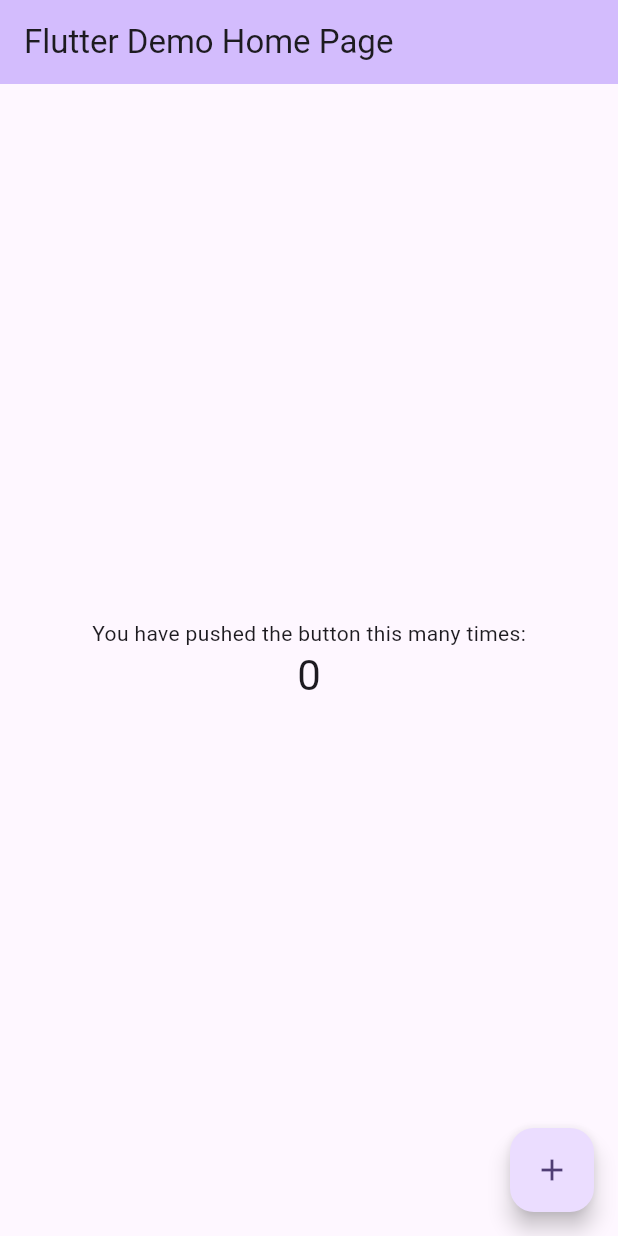
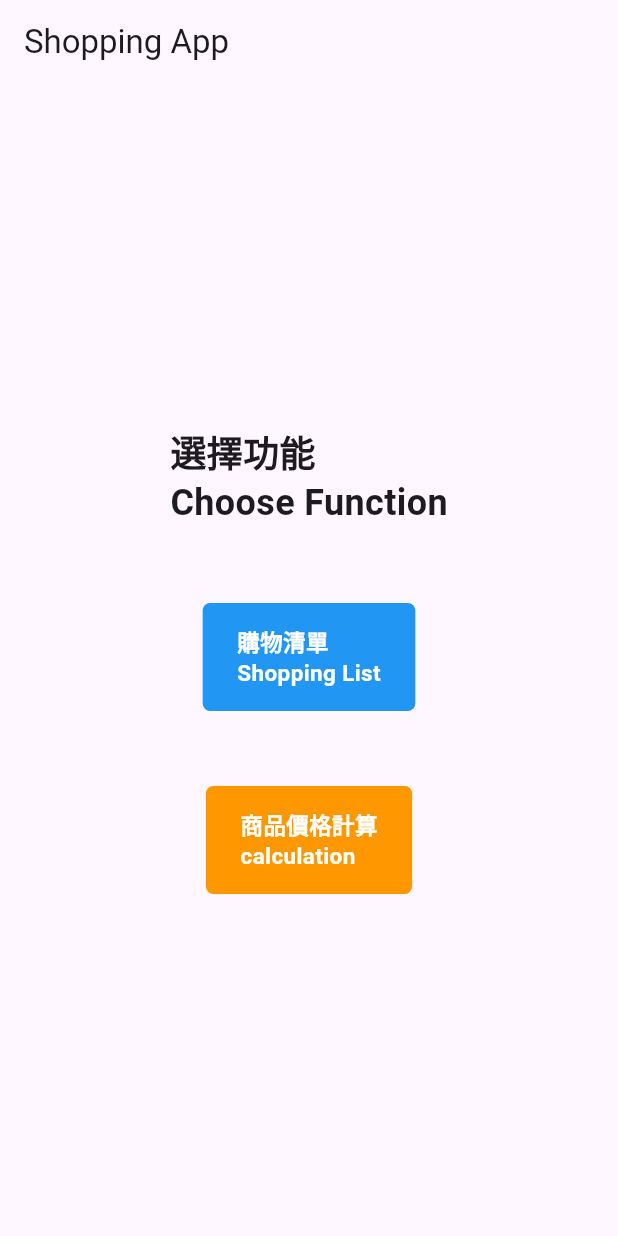
Before and after one commit to Alan-Allen/Project_Shopping, a Flutter app: the screen it shows after launch, on a phone screen of 412 x 824 dp. Run offline on Flutter 3.47's test engine with Material 3 defaults, Android fonts, the phone set to English and light mode, and no system bars; our stand-ins replace go_router.

Commit message:
Insert HomePage

```diff
--- /dev/null
+++ b/lib/Pages/HomePage.dart
@@ -0,0 +1,53 @@
+import 'package:flutter/material.dart';
+
+import '../Routes/router.dart';
+import '../component/Button.dart';
+
+class HomePage extends StatelessWidget {
+  const HomePage({super.key});
+
+  @override
+  Widget build(BuildContext context) {
+    return Scaffold(
+      appBar: AppBar(
+        title: const Text('Shopping App'),
+      ),
+      body: Center(
+        child: Column(
+          mainAxisAlignment: MainAxisAlignment.center,
+          children: [
+            const Text(
+              '選擇功能\nChoose Function',
+              style: TextStyle(
+                fontSize: 24,
+                fontWeight: FontWeight.bold,
+              ),
+            ),
+            const SizedBox(height: 50),
+            CustomButton(
+                onPressed: () {
+                  print('Shopping Page Button Pressed');
+                  router.go('/shop');
+                },
+                text: '購物清單\nShopping List',
+                color: Colors.blue,
+                textColor: Colors.white,
+                width: 23, height: 15
+            ),
+            const SizedBox(height: 50),
+            CustomButton(
+                onPressed: () {
+                  print('calculation Page Button Pressed');
+                  router.go('/cal');
+                },
+                text: '商品價格計算\ncalculation',
+                color: Colors.orange,
+                textColor: Colors.white,
+                width: 23, height: 15
+            ),
+          ],
+        ),
+      ),
+    );
+  }
+}
--- /dev/null
+++ b/lib/Routes/router.dart
@@ -0,0 +1,20 @@
+import 'package:go_router/go_router.dart';
+
+import '../Pages/HomePage.dart';
+
+final router = GoRouter(
+    routes: [
+      GoRoute(
+        path: '/',
+        builder: (context, state) => const HomePage(),
+      ),
+      GoRoute(
+        path: '/shop',
+        builder: (context, state) => const HomePage(),
+      ),
+      GoRoute(
+        path: '/cal',
+        builder: (context, state) => const HomePage(),
+      ),
+    ]
+);
--- /dev/null
+++ b/lib/component/Button.dart
@@ -0,0 +1,42 @@
+import 'package:flutter/material.dart';
+
+class CustomButton extends StatelessWidget {
+  final VoidCallback onPressed;
+  final String text;
+  final Color color;
+  final Color textColor;
+  final double width;
+  final double height;
+
+  const CustomButton({
+    super.key,
+    required this.onPressed,
+    required this.text,
+    required this.color,
+    required this.textColor,
+    required this.width,
+    required this.height
+  });
+
+  @override
+  Widget build(BuildContext context) {
+    return InkWell(
+      onTap: onPressed,
+      child: Container(
+        padding: EdgeInsets.symmetric(vertical: height, horizontal: width),
+        decoration:  BoxDecoration(
+          color: color,
+          borderRadius: BorderRadius.circular(5),
+        ),
+        child: Text(
+          text,
+          style: TextStyle(
+            color: textColor,
+            fontSize: 15,
+            fontWeight: FontWeight.bold,
+          ),
+        ),
+      ),
+    );
+  }
+}
--- a/lib/main.dart
+++ b/lib/main.dart
@@ -1,4 +1,5 @@
 import 'package:flutter/material.dart';
+import 'package:project_shopping/Routes/router.dart';
 
 void main() {
   runApp(const MyApp());
@@ -7,119 +8,10 @@
 class MyApp extends StatelessWidget {
   const MyApp({super.key});
 
-  // This widget is the root of your application.
   @override
   Widget build(BuildContext context) {
-    return MaterialApp(
-      title: 'Flutter Demo',
-      theme: ThemeData(
-        // This is the theme of your application.
-        //
-        // TRY THIS: Try running your application with "flutter run". You'll see
-        // the application has a purple toolbar. Then, without quitting the app,
-        // try changing the seedColor in the colorScheme below to Colors.green
-        // and then invoke "hot reload" (save your changes or press the "hot
-        // reload" button in a Flutter-supported IDE, or press "r" if you used
-        // the command line to start the app).
-        //
-        // Notice that the counter didn't reset back to zero; the application
-        // state is not lost during the reload. To reset the state, use hot
-        // restart instead.
-        //
-        // This works for code too, not just values: Most code changes can be
-        // tested with just a hot reload.
-        colorScheme: ColorScheme.fromSeed(seedColor: Colors.deepPurple),
-        useMaterial3: true,
-      ),
-      home: const MyHomePage(title: 'Flutter Demo Home Page'),
+    return MaterialApp.router(
+      routerConfig: router,
     );
   }
 }
-
-class MyHomePage extends StatefulWidget {
-  const MyHomePage({super.key, required this.title});
-
-  // This widget is the home page of your application. It is stateful, meaning
-  // that it has a State object (defined below) that contains fields that affect
-  // how it looks.
-
-  // This class is the configuration for the state. It holds the values (in this
-  // case the title) provided by the parent (in this case the App widget) and
-  // used by the build method of the State. Fields in a Widget subclass are
-  // always marked "final".
-
-  final String title;
-
-  @override
-  State<MyHomePage> createState() => _MyHomePageState();
-}
-
-class _MyHomePageState extends State<MyHomePage> {
-  int _counter = 0;
-
-  void _incrementCounter() {
-    setState(() {
-      // This call to setState tells the Flutter framework that something has
-      // changed in this State, which causes it to rerun the build method below
-      // so that the display can reflect the updated values. If we changed
-      // _counter without calling setState(), then the build method would not be
-      // called again, and so nothing would appear to happen.
-      _counter++;
-    });
-  }
-
-  @override
-  Widget build(BuildContext context) {
-    // This method is rerun every time setState is called, for instance as done
-    // by the _incrementCounter method above.
-    //
-    // The Flutter framework has been optimized to make rerunning build methods
-    // fast, so that you can just rebuild anything that needs updating rather
-    // than having to individually change instances of widgets.
-    return Scaffold(
-      appBar: AppBar(
-        // TRY THIS: Try changing the color here to a specific color (to
-        // Colors.amber, perhaps?) and trigger a hot reload to see the AppBar
-        // change color while the other colors stay the same.
-        backgroundColor: Theme.of(context).colorScheme.inversePrimary,
-        // Here we take the value from the MyHomePage object that was created by
-        // the App.build method, and use it to set our appbar title.
-        title: Text(widget.title),
-      ),
-      body: Center(
-        // Center is a layout widget. It takes a single child and positions it
-        // in the middle of the parent.
-        child: Column(
-          // Column is also a layout widget. It takes a list of children and
-          // arranges them vertically. By default, it sizes itself to fit its
-          // children horizontally, and tries to be as tall as its parent.
-          //
-          // Column has various properties to control how it sizes itself and
-          // how it positions its children. Here we use mainAxisAlignment to
-          // center the children vertically; the main axis here is the vertical
-          // axis because Columns are vertical (the cross axis would be
-          // horizontal).
-          //
-          // TRY THIS: Invoke "debug painting" (choose the "Toggle Debug Paint"
-          // action in the IDE, or press "p" in the console), to see the
-          // wireframe for each widget.
-          mainAxisAlignment: MainAxisAlignment.center,
-          children: <Widget>[
-            const Text(
-              'You have pushed the button this many times:',
-            ),
-            Text(
-              '$_counter',
-              style: Theme.of(context).textTheme.headlineMedium,
-            ),
-          ],
-        ),
-      ),
-      floatingActionButton: FloatingActionButton(
-        onPressed: _incrementCounter,
-        tooltip: 'Increment',
-        child: const Icon(Icons.add),
-      ), // This trailing comma makes auto-formatting nicer for build methods.
-    );
-  }
-}
--- a/pubspec.yaml
+++ b/pubspec.yaml
@@ -30,6 +30,8 @@ environment:
 dependencies:
   flutter:
     sdk: flutter
+  go_router: ^13.2.3
+  sqflite: ^2.3.3
 
 
   # The following adds the Cupertino Icons font to your application.
```
Also changed, not shown: pubspec.lock, 2 other files.
